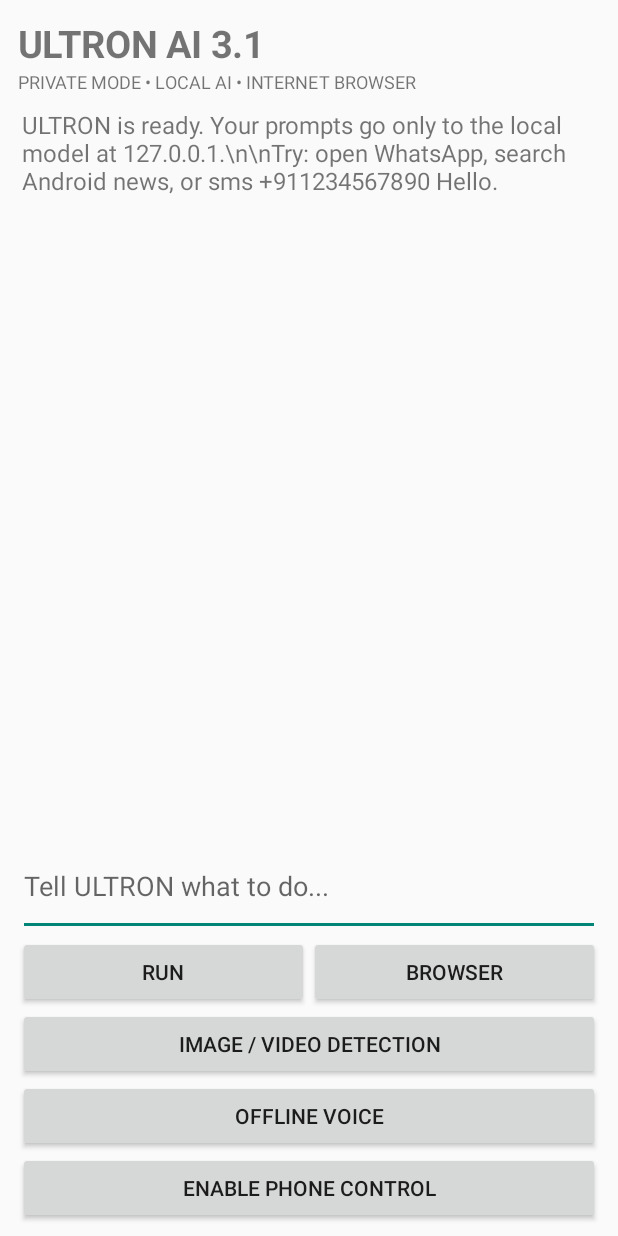
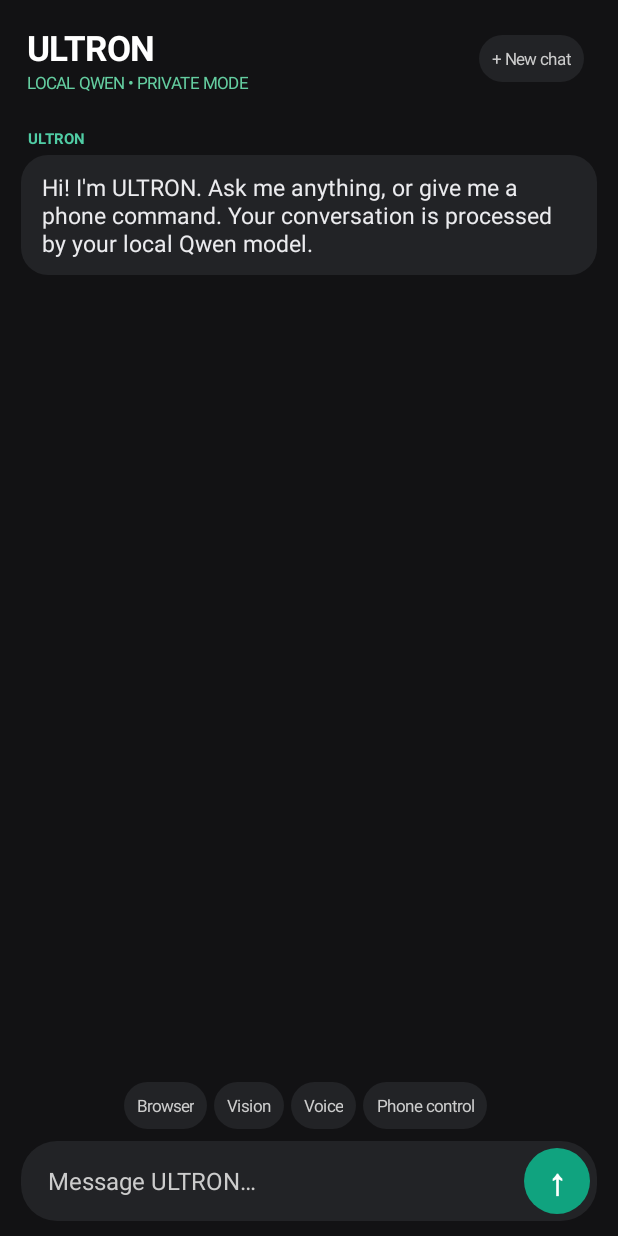
Before and after one commit to nanisreeranjan/Nexus-AI, an Android app: the screen it shows after launch (MainActivity), on a phone screen of 412 x 824 dp. Run offline under Robolectric (Android 15) with nearby library versions, the phone set to English and light mode, and no system bars; 1 statement that could not run was skipped.

Commit message:
Add ULTRON 4.0 conversational chat interface

```diff
--- a/app/src/main/java/com/nexus/ai/MainActivity.kt
+++ b/app/src/main/java/com/nexus/ai/MainActivity.kt
@@ -10,89 +10,262 @@ import android.speech.SpeechRecognizer
 import android.speech.RecognizerIntent
 import android.speech.RecognitionListener
 import android.os.Build
+import android.graphics.Color
+import android.graphics.Typeface
+import android.graphics.drawable.GradientDrawable
+import android.view.Gravity
+import android.view.View
+import android.view.ViewGroup
+import android.view.inputmethod.EditorInfo
 import android.widget.*
-import android.graphics.Typeface
-import android.view.ViewGroup
 import kotlinx.coroutines.*
 
 class MainActivity : Activity() {
     private val scope = CoroutineScope(SupervisorJob() + Dispatchers.Main)
     private val history = mutableListOf<Pair<String, String>>()
-    private lateinit var transcript: TextView
+    private lateinit var messages: LinearLayout
+    private lateinit var scroll: ScrollView
     private lateinit var input: EditText
     private lateinit var status: TextView
+    private lateinit var send: TextView
     private var speechRecognizer: SpeechRecognizer? = null
+    private var busy = false
+    private val pageColor = Color.rgb(18, 18, 20)
+    private val panelColor = Color.rgb(34, 35, 38)
 
     override fun onCreate(savedInstanceState: Bundle?) {
         super.onCreate(savedInstanceState)
+        window.statusBarColor = pageColor
+        window.navigationBarColor = pageColor
+        buildUi()
+        restoreHistory()
+        if (history.isEmpty()) {
+            addBubble("assistant", "Hi! I'm ULTRON. Ask me anything, or give me a phone command. Your conversation is processed by your local Qwen model.")
+        } else {
+            history.forEach { (role, text) -> addBubble(role, text) }
+        }
+        status.text = "LOCAL QWEN • PRIVATE MODE"
+    }
+
+    private fun buildUi() {
         val root = LinearLayout(this).apply {
             orientation = LinearLayout.VERTICAL
-            setPadding(18, 18, 18, 12)
+            setPadding(dp(14), dp(8), dp(14), dp(10))
+            setBackgroundColor(pageColor)
         }
-        val title = TextView(this).apply {
-            text = "ULTRON AI 3.1"
-            textSize = 25f
-            typeface = Typeface.DEFAULT_BOLD
+        val header = LinearLayout(this).apply {
+            orientation = LinearLayout.HORIZONTAL
+            gravity = Gravity.CENTER_VERTICAL
+            setPadding(dp(4), dp(8), dp(4), dp(12))
         }
+        val brand = LinearLayout(this).apply { orientation = LinearLayout.VERTICAL }
+        brand.addView(TextView(this).apply {
+            text = "ULTRON"
+            textSize = 23f
+            setTextColor(Color.WHITE)
+            typeface = Typeface.create("sans-serif", Typeface.BOLD)
+        })
         status = TextView(this).apply {
-            text = "PRIVATE MODE • LOCAL AI • INTERNET BROWSER"
-            textSize = 12f
+            textSize = 11f
+            setTextColor(Color.rgb(100, 205, 160))
         }
-        transcript = TextView(this).apply {
-            text = "ULTRON is ready. Your prompts go only to the local model at 127.0.0.1.\\n\\nTry: open WhatsApp, search Android news, or sms +911234567890 Hello."
-            textSize = 16f
-            setPadding(4, 14, 4, 14)
+        brand.addView(status)
+        header.addView(brand, LinearLayout.LayoutParams(0, -2, 1f))
+        header.addView(chip("+ New chat") { newChat() })
+        root.addView(header)
+
+        scroll = ScrollView(this).apply {
+            isFillViewport = true
+            clipToPadding = false
         }
-        val scroll = ScrollView(this).apply {
-            addView(transcript)
+        messages = LinearLayout(this).apply {
+            orientation = LinearLayout.VERTICAL
+            setPadding(0, dp(6), 0, dp(12))
+        }
+        scroll.addView(messages)
+        root.addView(scroll, LinearLayout.LayoutParams(-1, 0, 1f))
+
+        val tools = LinearLayout(this).apply {
+            orientation = LinearLayout.HORIZONTAL
+            gravity = Gravity.CENTER
+            setPadding(0, dp(6), 0, dp(8))
+        }
+        tools.addView(chip("Browser") {
+            startActivity(Intent(this@MainActivity, BrowserActivity::class.java).putExtra("url", "https://www.google.com"))
+        })
+        tools.addView(chip("Vision") {
+            startActivity(Intent(this@MainActivity, DetectionActivity::class.java))
+        })
+        tools.addView(chip("Voice") { startOfflineVoice() })
+        tools.addView(chip("Phone control") { startActivity(Intent(Settings.ACTION_ACCESSIBILITY_SETTINGS)) })
+        root.addView(tools)
+
+        val composer = LinearLayout(this).apply {
+            orientation = LinearLayout.HORIZONTAL
+            gravity = Gravity.CENTER_VERTICAL
+            setPadding(dp(10), dp(5), dp(5), dp(5))
+            background = rounded(panelColor, 24)
         }
         input = EditText(this).apply {
-            hint = "Tell ULTRON what to do..."
-            minLines = 2
-            maxLines = 4
+            hint = "Message ULTRON…"
+            setHintTextColor(Color.LTGRAY)
+            setTextColor(Color.WHITE)
+            textSize = 16f
+            minLines = 1
+            maxLines = 5
+            setPadding(dp(8), dp(8), dp(8), dp(8))
+            background = null
+            imeOptions = EditorInfo.IME_ACTION_SEND
         }
-        val buttons = LinearLayout(this).apply { orientation = LinearLayout.HORIZONTAL }
-        val send = Button(this).apply { text = "Run" }
-        val browser = Button(this).apply {
-            text = "Browser"
-            setOnClickListener {
-                startActivity(Intent(this@MainActivity, BrowserActivity::class.java)
-                    .putExtra("url", "https://www.google.com"))
+        input.setOnEditorActionListener { _, actionId, _ ->
+            if (actionId == EditorInfo.IME_ACTION_SEND) { submit(); true } else false
+        }
+        send = TextView(this).apply {
+            text = "↑"
+            textSize = 24f
+            typeface = Typeface.DEFAULT_BOLD
+            gravity = Gravity.CENTER
+            setTextColor(Color.WHITE)
+            background = rounded(Color.rgb(16, 163, 127), 22)
+            isClickable = true
+            isFocusable = true
+            setOnClickListener { submit() }
+        }
+        composer.addView(input, LinearLayout.LayoutParams(0, -2, 1f))
+        composer.addView(send, LinearLayout.LayoutParams(dp(44), dp(44)))
+        root.addView(composer)
+        setContentView(root)
+    }
+
+    private fun chip(label: String, action: () -> Unit): TextView = TextView(this).apply {
+        text = label
+        textSize = 11f
+        setTextColor(Color.LTGRAY)
+        gravity = Gravity.CENTER
+        setPadding(dp(9), dp(8), dp(9), dp(8))
+        background = rounded(panelColor, 18)
+        setOnClickListener { action() }
+        val lp = LinearLayout.LayoutParams(-2, -2)
+        lp.marginEnd = dp(5)
+        layoutParams = lp
+    }
+
+    private fun addBubble(role: String, value: String) {
+        val user = role == "user"
+        val row = LinearLayout(this).apply {
+            orientation = LinearLayout.VERTICAL
+            gravity = if (user) Gravity.END else Gravity.START
+            setPadding(0, dp(5), 0, dp(5))
+        }
+        row.addView(TextView(this).apply {
+            text = if (user) "YOU" else "ULTRON"
+            textSize = 10f
+            typeface = Typeface.DEFAULT_BOLD
+            setTextColor(if (user) Color.rgb(135, 175, 255) else Color.rgb(80, 205, 165))
+            setPadding(dp(5), 0, dp(5), dp(4))
+        })
+        row.addView(TextView(this).apply {
+            text = value
+            textSize = 15.5f
+            setTextColor(Color.rgb(235, 235, 238))
+            setPadding(dp(14), dp(11), dp(14), dp(11))
+            background = rounded(if (user) Color.rgb(45, 68, 103) else panelColor, 18)
+            maxWidth = resources.displayMetrics.widthPixels * 85 / 100
+            textIsSelectable = true
+        })
+        messages.addView(row, LinearLayout.LayoutParams(-1, -2))
+        scroll.post { scroll.fullScroll(View.FOCUS_DOWN) }
+    }
+
+    private fun rounded(color: Int, radius: Int) = GradientDrawable().apply {
+        setColor(color)
+        cornerRadius = dp(radius).toFloat()
+    }
+
+    private fun dp(value: Int) = (value * resources.displayMetrics.density).toInt()
+
+    private fun submit() {
+        if (busy) return
+        val prompt = input.text.toString().trim()
+        if (prompt.isEmpty()) return
+        input.setText("")
+        addBubble("user", prompt)
+
+        val lower = prompt.lowercase()
+        val isPhoneCommand = lower.matches(Regex("^(open|search|browse|sms|type)\\s+.+"))
+        if (isPhoneCommand) {
+            val result = try { AgentCommand.run(this, prompt) }
+            catch (e: Exception) { "I couldn't complete that action: ${e.message ?: e.javaClass.simpleName}" }
+            history.add("user" to prompt)
+            history.add("assistant" to result)
+            saveHistory()
+            addBubble("assistant", result)
+            return
+        }
+
+        busy = true
+        send.isEnabled = false
+        send.alpha = 0.5f
+        status.text = "ULTRON IS THINKING…"
+        val waiting = TextView(this).apply {
+            text = "ULTRON is thinking…"
+            textSize = 13f
+            setTextColor(Color.LTGRAY)
+            setPadding(dp(8), dp(12), dp(8), dp(12))
+        }
+        messages.addView(waiting)
+        scroll.post { scroll.fullScroll(View.FOCUS_DOWN) }
+
+        scope.launch {
+            val answer = try {
+                LocalAiClient.ask(history.toList(), prompt)
+            } catch (e: Exception) {
+                "I couldn't get a response from the local model: ${e.message ?: e.javaClass.simpleName}"
             }
+            messages.removeView(waiting)
+            history.add("user" to prompt)
+            history.add("assistant" to answer)
+            saveHistory()
+            addBubble("assistant", answer)
+            busy = false
+            send.isEnabled = true
+            send.alpha = 1f
+            status.text = "LOCAL QWEN • PRIVATE MODE"
         }
-        val vision = Button(this).apply {
-            text = "Image / Video detection"
-            setOnClickListener {
-                startActivity(Intent(this@MainActivity, DetectionActivity::class.java))
+    }
+
+    private fun newChat() {
+        if (busy) return
+        history.clear()
+        messages.removeAllViews()
+        getSharedPreferences("ultron_chat", MODE_PRIVATE).edit().remove("history").apply()
+        addBubble("assistant", "New conversation started. What would you like to talk about?")
+    }
+
+    private fun saveHistory() {
+        val array = org.json.JSONArray()
+        history.forEach { (role, value) ->
+            array.put(org.json.JSONObject().put("role", role).put("text", value))
+        }
+        getSharedPreferences("ultron_chat", MODE_PRIVATE).edit().putString("history", array.toString()).apply()
+    }
+
+    private fun restoreHistory() {
+        try {
+            val raw = getSharedPreferences("ultron_chat", MODE_PRIVATE).getString("history", null) ?: return
+            val array = org.json.JSONArray(raw)
+            for (i in 0 until array.length()) {
+                val item = array.getJSONObject(i)
+                history.add(item.getString("role") to item.getString("text"))
             }
+        } catch (_: Exception) {
+            history.clear()
         }
-        val voice = Button(this).apply {
-            text = "Offline voice"
-            setOnClickListener { startOfflineVoice() }
-        }
-        val accessibility = Button(this).apply {
-            text = "Enable phone control"
-            setOnClickListener { startActivity(Intent(Settings.ACTION_ACCESSIBILITY_SETTINGS)) }
-        }
-        buttons.addView(send, LinearLayout.LayoutParams(0, -2, 1f))
-        buttons.addView(browser, LinearLayout.LayoutParams(0, -2, 1f))
-        send.setOnClickListener { submit() }
-        root.addView(title)
-        root.addView(status)
-        root.addView(scroll, LinearLayout.LayoutParams(
-            ViewGroup.LayoutParams.MATCH_PARENT, 0, 1f
-        ))
-        root.addView(input)
-        root.addView(buttons)
-        root.addView(vision)
-        root.addView(voice)
-        root.addView(accessibility)
-        setContentView(root)
     }
 
     private fun startOfflineVoice() {
         if (Build.VERSION.SDK_INT < 31) {
-            append("ULTRON", "Strict on-device speech recognition requires Android 12 or newer. This phone may need a compatible offline speech engine.")
+            addBubble("assistant", "On-device speech recognition requires Android 12 or newer.")
             return
         }
         if (checkSelfPermission(Manifest.permission.RECORD_AUDIO) != PackageManager.PERMISSION_GRANTED) {
@@ -100,28 +273,25 @@ class MainActivity : Activity() {
             return
         }
         if (!SpeechRecognizer.isOnDeviceRecognitionAvailable(this)) {
-            append("ULTRON", "No on-device speech recognition engine is available. I will not fall back to a cloud recognizer.")
+            addBubble("assistant", "No on-device speech recognition engine is available on this phone.")
             return
         }
         speechRecognizer?.destroy()
         speechRecognizer = SpeechRecognizer.createOnDeviceSpeechRecognizer(this)
         speechRecognizer?.setRecognitionListener(object : RecognitionListener {
-            override fun onReadyForSpeech(params: Bundle?) { status.text = "LISTENING LOCALLY…" }
+            override fun onReadyForSpeech(params: Bundle?) { status.text = "LISTENING…" }
             override fun onBeginningOfSpeech() {}
             override fun onRmsChanged(rmsdB: Float) {}
             override fun onBufferReceived(buffer: ByteArray?) {}
-            override fun onEndOfSpeech() { status.text = "PROCESSING ON DEVICE…" }
+            override fun onEndOfSpeech() { status.text = "PROCESSING VOICE…" }
             override fun onError(error: Int) {
-                status.text = "PRIVATE MODE • LOCAL AI • INTERNET BROWSER"
-                append("ULTRON", "Offline voice recognition error: $error")
+                status.text = "LOCAL QWEN • PRIVATE MODE"
+                addBubble("assistant", "Speech recognition error: $error")
             }
             override fun onResults(results: Bundle?) {
                 val spoken = results?.getStringArrayList(SpeechRecognizer.RESULTS_RECOGNITION)?.firstOrNull()
-                if (!spoken.isNullOrBlank()) {
-                    input.setText(spoken)
-                    append("Voice", spoken)
-                }
-                status.text = "PRIVATE MODE • LOCAL AI • INTERNET BROWSER"
+                if (!spoken.isNullOrBlank()) { input.setText(spoken); submit() }
+                status.text = "LOCAL QWEN • PRIVATE MODE"
             }
             override fun onPartialResults(partialResults: Bundle?) {}
             override fun onEvent(eventType: Int, params: Bundle?) {}
@@ -135,49 +305,12 @@ class MainActivity : Activity() {
 
     override fun onRequestPermissionsResult(requestCode: Int, permissions: Array<out String>, grantResults: IntArray) {
         super.onRequestPermissionsResult(requestCode, permissions, grantResults)
-        if (requestCode == 810 && grantResults.firstOrNull() == PackageManager.PERMISSION_GRANTED) {
-            startOfflineVoice()
-        } else if (requestCode == 810) {
-            append("ULTRON", "Microphone permission was not granted.")
-        }
-    }
-
-    private fun submit() {
-        val prompt = input.text.toString().trim()
-        if (prompt.isBlank()) return
-        input.setText("")
-        append("You", prompt)
-
-        val lower = prompt.lowercase()
-        val localCommand = lower.startsWith("open ") ||
-            lower.startsWith("search ") || lower.startsWith("browse ") ||
-            lower.startsWith("sms ") || lower.startsWith("type ")
-
-        if (localCommand) {
-            val result = try {
-                AgentCommand.run(this, prompt)
-            } catch (e: Exception) {
-                "Couldn't complete that action: ${e.message ?: e.javaClass.simpleName}"
-            }
-            append("ULTRON", result)
-            return
-        }
-
-        status.text = "CONTACTING LOCAL MODEL ONLY…"
-        scope.launch {
-            val answer = LocalAiClient.ask(history.toList(), prompt)
-            history.add("user" to prompt)
-            history.add("assistant" to answer)
-            append("ULTRON", answer)
-            status.text = "PRIVATE MODE • LOCAL AI • INTERNET BROWSER"
-        }
-    }
-
-    private fun append(who: String, message: String) {
-        transcript.append("\n\n$who: $message")
+        if (requestCode == 810 && grantResults.firstOrNull() == PackageManager.PERMISSION_GRANTED) startOfflineVoice()
+        else if (requestCode == 810) addBubble("assistant", "Microphone permission was not granted.")
     }
 
     override fun onDestroy() {
+        speechRecognizer?.destroy()
         scope.cancel()
         super.onDestroy()
     }
```
